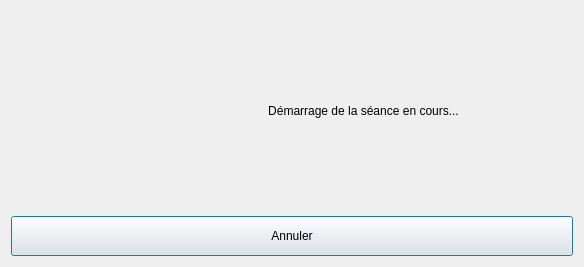
Above: client/src/StartSessionDialog.ui from introlab/openteraplus before the change. Below: the same form after it.
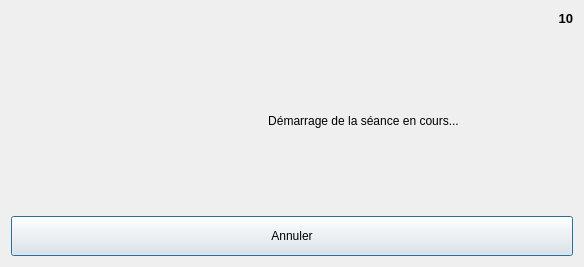
That is the form after the change. Icons and pictures are not drawn.

Commit message: Added timeout in StartSessionDialog.

Patch:
```diff
--- a/client/src/StartSessionDialog.ui
+++ b/client/src/StartSessionDialog.ui
@@ -17,6 +17,29 @@
    <string notr="true">QDialog{background-color:black;};</string>
   </property>
   <layout class="QVBoxLayout" name="verticalLayout">
+   <item>
+    <widget class="QLabel" name="lblTimeout">
+     <property name="sizePolicy">
+      <sizepolicy hsizetype="Preferred" vsizetype="Maximum">
+       <horstretch>0</horstretch>
+       <verstretch>0</verstretch>
+      </sizepolicy>
+     </property>
+     <property name="font">
+      <font>
+       <pointsize>10</pointsize>
+       <weight>75</weight>
+       <bold>true</bold>
+      </font>
+     </property>
+     <property name="text">
+      <string>10</string>
+     </property>
+     <property name="alignment">
+      <set>Qt::AlignRight|Qt::AlignTrailing|Qt::AlignVCenter</set>
+     </property>
+    </widget>
+   </item>
    <item>
     <layout class="QHBoxLayout" name="horizontalLayout">
      <property name="spacing">
```
The commit also changes 5 other files.
